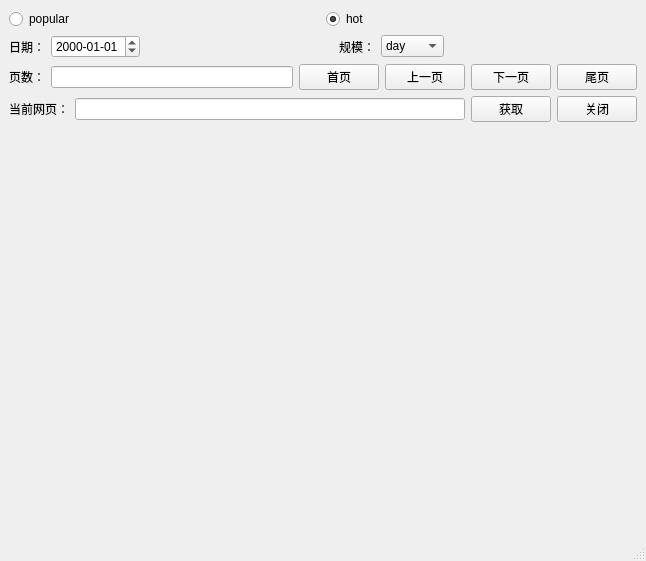
lexiaoyao00/CrawlerPractice2, file UI/danbooru_gallery_fixed.ui: the form before one commit.
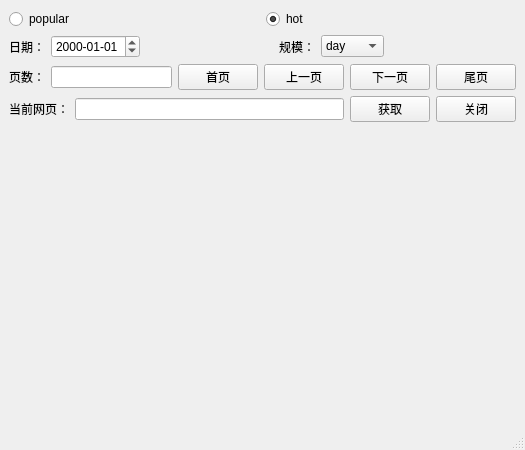
The form after the commit.

The edit to the form file:
```diff
--- a/UI/danbooru_gallery_fixed.ui
+++ b/UI/danbooru_gallery_fixed.ui
@@ -6,8 +6,8 @@
    <rect>
     <x>0</x>
     <y>0</y>
-    <width>646</width>
-    <height>561</height>
+    <width>525</width>
+    <height>450</height>
    </rect>
   </property>
   <property name="windowTitle">
```
Left out of the diff: 2 changed lines with no effect on the pictures.
